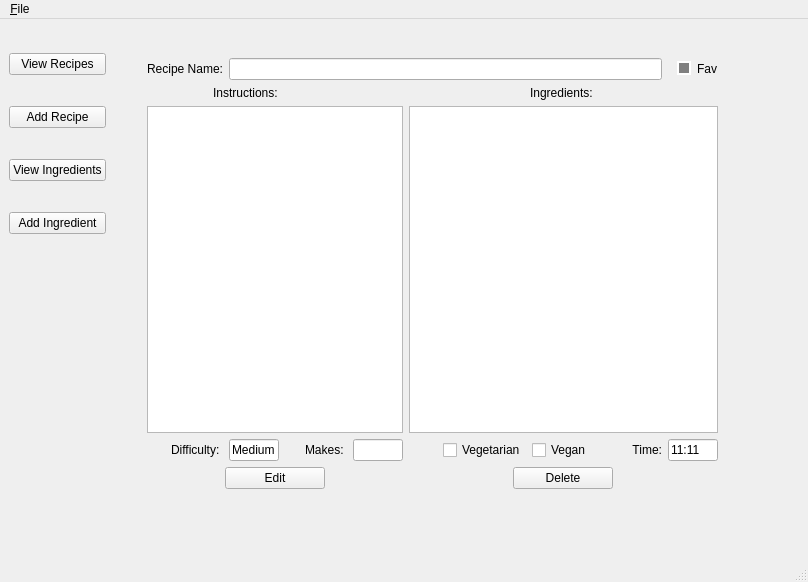
The window that mainwindow.ui (Bourkupine/cs4076-project) describes before a commit, drawn with Qt 5.
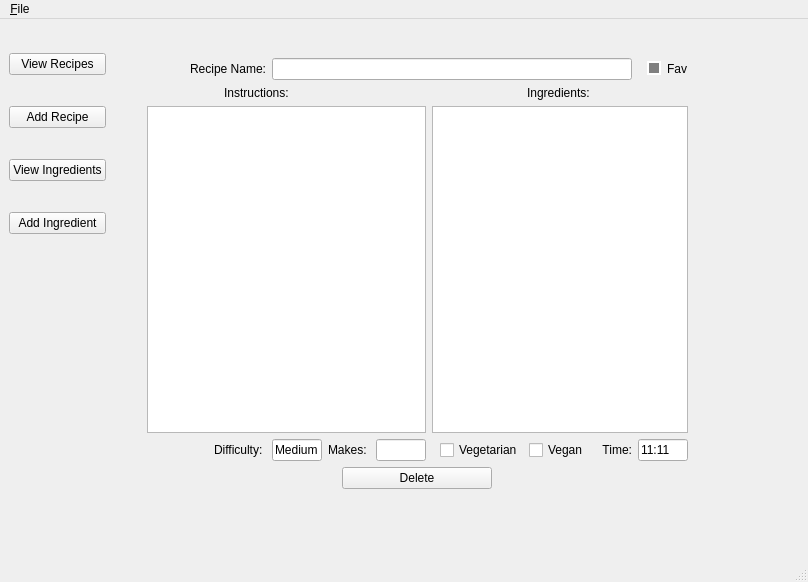
The same window after the commit. The open tabs and pages were chosen to show the change.

Patch:
```diff
--- a/mainwindow.ui
+++ b/mainwindow.ui
@@ -695,11 +695,11 @@
            <rect>
             <x>30</x>
             <y>30</y>
-            <width>571</width>
+            <width>541</width>
             <height>431</height>
            </rect>
           </property>
-          <layout class="QGridLayout" name="gridLayout_5" columnstretch="1,2,1,1,1,1,1,1,1">
+          <layout class="QGridLayout" name="gridLayout_5" columnstretch="1,0,0,0,0,0,0,0,0">
            <property name="sizeConstraint">
             <enum>QLayout::SetDefaultConstraint</enum>
            </property>
@@ -709,45 +709,61 @@
            <property name="spacing">
             <number>6</number>
            </property>
-           <item row="1" column="0" colspan="3" alignment="Qt::AlignHCenter|Qt::AlignVCenter">
-            <widget class="QLabel" name="label_20">
-             <property name="text">
-              <string>Instructions: </string>
+           <item row="4" column="0" alignment="Qt::AlignRight">
+            <widget class="QLabel" name="label_18">
+             <property name="sizePolicy">
+              <sizepolicy hsizetype="Fixed" vsizetype="Preferred">
+               <horstretch>0</horstretch>
+               <verstretch>0</verstretch>
+              </sizepolicy>
              </property>
-             <property name="alignment">
-              <set>Qt::AlignRight|Qt::AlignTrailing|Qt::AlignVCenter</set>
-             </property>
-            </widget>
-           </item>
-           <item row="1" column="4" colspan="5" alignment="Qt::AlignHCenter|Qt::AlignVCenter">
-            <widget class="QLabel" name="label_17">
              <property name="text">
-              <string>Ingredients: </string>
+              <string>Difficulty: </string>
              </property>
             </widget>
            </item>
-           <item row="0" column="1" colspan="7">
-            <widget class="QLineEdit" name="inspectRecipeName">
+           <item row="4" column="3">
+            <widget class="QLineEdit" name="inspectRecipeMakes">
              <property name="sizePolicy">
               <sizepolicy hsizetype="Minimum" vsizetype="Fixed">
                <horstretch>0</horstretch>
                <verstretch>0</verstretch>
               </sizepolicy>
              </property>
-             <property name="minimumSize">
+             <property name="maximumSize">
               <size>
-               <width>0</width>
-               <height>0</height>
+               <width>50</width>
+               <height>16777215</height>
               </size>
              </property>
-             <property name="text">
-              <string/>
-             </property>
              <property name="readOnly">
               <bool>true</bool>
              </property>
             </widget>
            </item>
+           <item row="4" column="2">
+            <widget class="QLabel" name="label_19">
+             <property name="sizePolicy">
+              <sizepolicy hsizetype="Fixed" vsizetype="Preferred">
+               <horstretch>0</horstretch>
+               <verstretch>0</verstretch>
+              </sizepolicy>
+             </property>
+             <property name="text">
+              <string>Makes: </string>
+             </property>
+            </widget>
+           </item>
+           <item row="0" column="0">
+            <widget class="QLabel" name="label_15">
+             <property name="text">
+              <string>Recipe Name:</string>
+             </property>
+             <property name="alignment">
+              <set>Qt::AlignRight|Qt::AlignTrailing|Qt::AlignVCenter</set>
+             </property>
+            </widget>
+           </item>
            <item row="3" column="4" colspan="5">
             <widget class="QListWidget" name="inspectRecipeIngredients">
              <property name="sizePolicy">
@@ -758,46 +774,6 @@
              </property>
             </widget>
            </item>
-           <item row="0" column="8" alignment="Qt::AlignRight">
-            <widget class="QCheckBox" name="inspectRecipeFav">
-             <property name="sizePolicy">
-              <sizepolicy hsizetype="Fixed" vsizetype="Fixed">
-               <horstretch>0</horstretch>
-               <verstretch>0</verstretch>
-              </sizepolicy>
-             </property>
-             <property name="styleSheet">
-              <string notr="true">QCheckBox::indicator:checked {
-    background-color:       orange;
-    border:                 2px solid white;
-}
-
-QCheckBox::indicator:unchecked {
-    background-color:       grey;
-    border:                 2px solid white;
-}</string>
-             </property>
-             <property name="text">
-              <string>Fav</string>
-             </property>
-             <property name="checkable">
-              <bool>true</bool>
-             </property>
-            </widget>
-           </item>
-           <item row="4" column="0" alignment="Qt::AlignRight">
-            <widget class="QLabel" name="label_18">
-             <property name="sizePolicy">
-              <sizepolicy hsizetype="Fixed" vsizetype="Preferred">
-               <horstretch>0</horstretch>
-               <verstretch>0</verstretch>
-              </sizepolicy>
-             </property>
-             <property name="text">
-              <string>Difficulty: </string>
-             </property>
-            </widget>
-           </item>
            <item row="4" column="7">
             <widget class="QLabel" name="label_16">
              <property name="sizePolicy">
@@ -814,6 +790,47 @@
              </property>
             </widget>
            </item>
+           <item row="4" column="5">
+            <layout class="QHBoxLayout" name="horizontalLayout_7">
+             <item>
+              <widget class="QCheckBox" name="inspectRecipeVegetarian">
+               <property name="text">
+                <string>Vegetarian</string>
+               </property>
+               <property name="checkable">
+                <bool>true</bool>
+               </property>
+              </widget>
+             </item>
+             <item>
+              <widget class="QCheckBox" name="inspectRecipeVegan">
+               <property name="text">
+                <string>Vegan</string>
+               </property>
+               <property name="checkable">
+                <bool>true</bool>
+               </property>
+              </widget>
+             </item>
+            </layout>
+           </item>
+           <item row="1" column="0" colspan="3" alignment="Qt::AlignHCenter|Qt::AlignVCenter">
+            <widget class="QLabel" name="label_20">
+             <property name="text">
+              <string>Instructions: </string>
+             </property>
+             <property name="alignment">
+              <set>Qt::AlignRight|Qt::AlignTrailing|Qt::AlignVCenter</set>
+             </property>
+            </widget>
+           </item>
+           <item row="1" column="4" colspan="5" alignment="Qt::AlignHCenter|Qt::AlignVCenter">
+            <widget class="QLabel" name="label_17">
+             <property name="text">
+              <string>Ingredients: </string>
+             </property>
+            </widget>
+           </item>
            <item row="4" column="1" alignment="Qt::AlignLeft">
             <widget class="QLineEdit" name="inspectRecipeDifficulty">
              <property name="sizePolicy">
@@ -836,16 +853,52 @@
              </property>
             </widget>
            </item>
-           <item row="4" column="2">
-            <widget class="QLabel" name="label_19">
+           <item row="0" column="8" alignment="Qt::AlignRight">
+            <widget class="QCheckBox" name="inspectRecipeFav">
              <property name="sizePolicy">
-              <sizepolicy hsizetype="Fixed" vsizetype="Preferred">
+              <sizepolicy hsizetype="Fixed" vsizetype="Fixed">
                <horstretch>0</horstretch>
                <verstretch>0</verstretch>
               </sizepolicy>
              </property>
+             <property name="styleSheet">
+              <string notr="true">QCheckBox::indicator:checked {
+    background-color:       orange;
+    border:                 2px solid white;
+}
+
+QCheckBox::indicator:unchecked {
+    background-color:       grey;
+    border:                 2px solid white;
+}</string>
+             </property>
              <property name="text">
-              <string>Makes: </string>
+              <string>Fav</string>
+             </property>
+             <property name="checkable">
+              <bool>true</bool>
+             </property>
+            </widget>
+           </item>
+           <item row="0" column="1" colspan="7">
+            <widget class="QLineEdit" name="inspectRecipeName">
+             <property name="sizePolicy">
+              <sizepolicy hsizetype="Minimum" vsizetype="Fixed">
+               <horstretch>0</horstretch>
+               <verstretch>0</verstretch>
+              </sizepolicy>
+             </property>
+             <property name="minimumSize">
+              <size>
+               <width>0</width>
+               <height>0</height>
+              </size>
+             </property>
+             <property name="text">
+              <string/>
+             </property>
+             <property name="readOnly">
+              <bool>true</bool>
              </property>
             </widget>
            </item>
@@ -877,60 +930,6 @@
              </property>
             </widget>
            </item>
-           <item row="0" column="0">
-            <widget class="QLabel" name="label_15">
-             <property name="text">
-              <string>Recipe Name:</string>
-             </property>
-             <property name="alignment">
-              <set>Qt::AlignRight|Qt::AlignTrailing|Qt::AlignVCenter</set>
-             </property>
-            </widget>
-           </item>
-           <item row="5" column="4" colspan="5" alignment="Qt::AlignHCenter">
-            <widget class="QPushButton" name="inspectRecipeDelete">
-             <property name="sizePolicy">
-              <sizepolicy hsizetype="Fixed" vsizetype="Fixed">
-               <horstretch>0</horstretch>
-               <verstretch>0</verstretch>
-              </sizepolicy>
-             </property>
-             <property name="minimumSize">
-              <size>
-               <width>100</width>
-               <height>0</height>
-              </size>
-             </property>
-             <property name="maximumSize">
-              <size>
-               <width>150</width>
-               <height>16777215</height>
-              </size>
-             </property>
-             <property name="text">
-              <string>Delete</string>
-             </property>
-            </widget>
-           </item>
-           <item row="4" column="3">
-            <widget class="QLineEdit" name="inspectRecipeMakes">
-             <property name="sizePolicy">
-              <sizepolicy hsizetype="Minimum" vsizetype="Fixed">
-               <horstretch>0</horstretch>
-               <verstretch>0</verstretch>
-              </sizepolicy>
-             </property>
-             <property name="maximumSize">
-              <size>
-               <width>50</width>
-               <height>16777215</height>
-              </size>
-             </property>
-             <property name="readOnly">
-              <bool>true</bool>
-             </property>
-            </widget>
-           </item>
            <item row="3" column="0" colspan="4">
             <widget class="QTextEdit" name="inspectRecipeInstructions">
              <property name="sizePolicy">
@@ -944,32 +943,8 @@
              </property>
             </widget>
            </item>
-           <item row="4" column="5">
-            <layout class="QHBoxLayout" name="horizontalLayout_7">
-             <item>
-              <widget class="QCheckBox" name="inspectRecipeVegetarian">
-               <property name="text">
-                <string>Vegetarian</string>
-               </property>
-               <property name="checkable">
-                <bool>true</bool>
-               </property>
-              </widget>
-             </item>
-             <item>
-              <widget class="QCheckBox" name="inspectRecipeVegan">
-               <property name="text">
-                <string>Vegan</string>
-               </property>
-               <property name="checkable">
-                <bool>true</bool>
-               </property>
-              </widget>
-             </item>
-            </layout>
-           </item>
-           <item row="5" column="0" colspan="4" alignment="Qt::AlignHCenter">
-            <widget class="QPushButton" name="inspectRecipeEdit">
+           <item row="5" column="0" colspan="9" alignment="Qt::AlignHCenter">
+            <widget class="QPushButton" name="inspectRecipeDelete">
              <property name="sizePolicy">
               <sizepolicy hsizetype="Fixed" vsizetype="Fixed">
                <horstretch>0</horstretch>
@@ -978,18 +953,18 @@
              </property>
              <property name="minimumSize">
               <size>
-               <width>100</width>
+               <width>150</width>
                <height>0</height>
               </size>
              </property>
              <property name="maximumSize">
               <size>
-               <width>150</width>
+               <width>16777215</width>
                <height>16777215</height>
               </size>
              </property>
              <property name="text">
-              <string>Edit</string>
+              <string>Delete</string>
              </property>
             </widget>
            </item>
```
Left out of the diff: 42 changed lines with no effect on the pictures.
